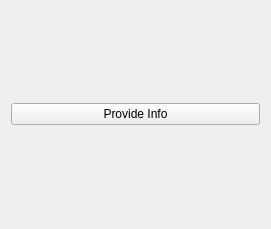
Old version of the form QDialogs/QDialogs/widget.ui in the repository emrahsariboz/QTCreatorProjects.
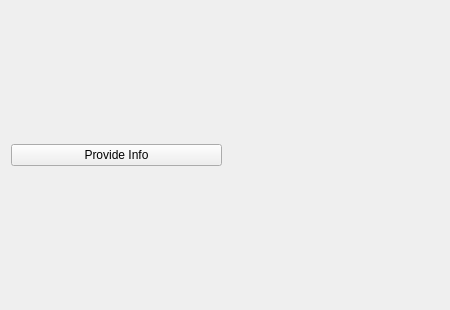
New version of the form.

Patch:
```diff
--- a/QDialogs/QDialogs/widget.ui
+++ b/QDialogs/QDialogs/widget.ui
@@ -6,13 +6,15 @@
    <rect>
     <x>0</x>
     <y>0</y>
-    <width>271</width>
-    <height>229</height>
+    <width>450</width>
+    <height>310</height>
    </rect>
   </property>
   <property name="windowTitle">
    <string>Widget</string>
   </property>
+  <layout class="QHBoxLayout" name="horizontalLayout_2">
+   <item>
   <layout class="QHBoxLayout" name="horizontalLayout">
    <item>
     <widget class="QPushButton" name="provideInfoButton">
@@ -20,6 +22,15 @@
       <string>Provide Info</string>
      </property>
     </widget>
+     </item>
+     <item>
+      <widget class="QLabel" name="infoLabel">
+       <property name="text">
+        <string/>
+       </property>
+      </widget>
+     </item>
+    </layout>
    </item>
   </layout>
  </widget>
```
Lines whose indentation alone changed are shown as unchanged.
